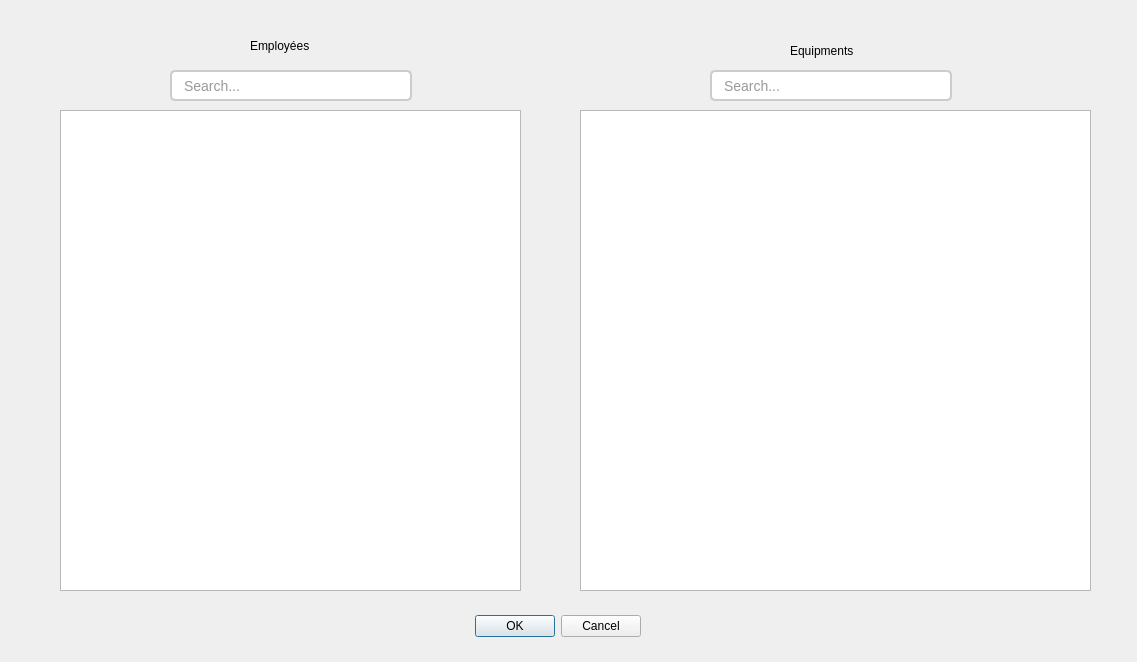
Qt form affectation.ui (HyperDarkmoon/TVEmpire) before a commit.
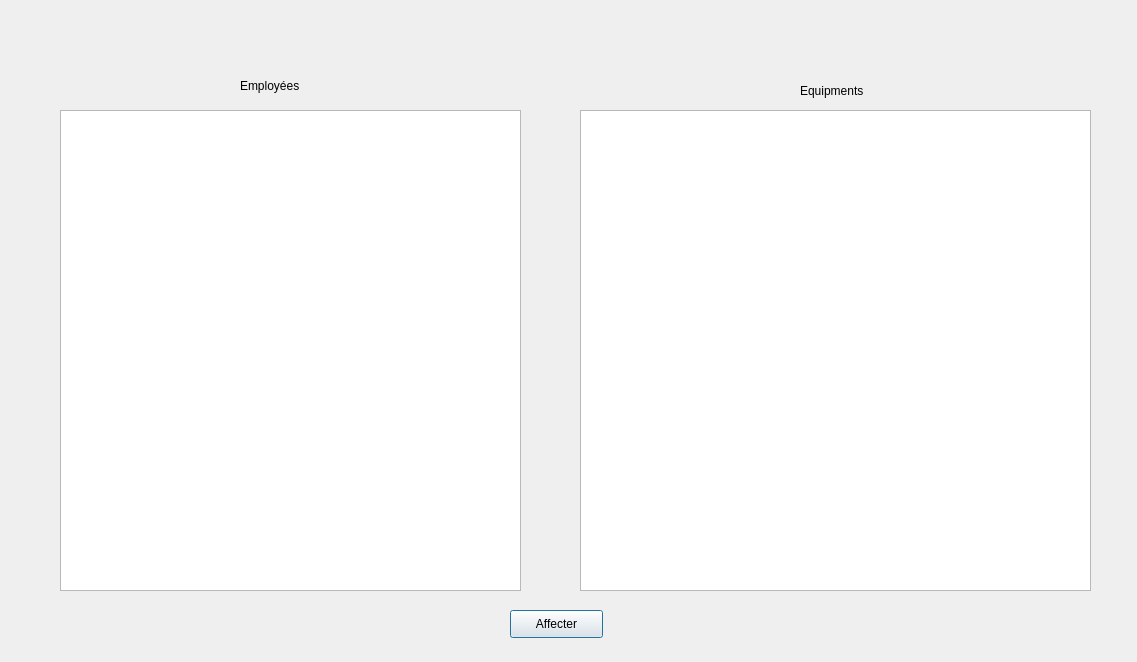
The same form after that commit.

Patch:
```diff
--- a/affectation.ui
+++ b/affectation.ui
@@ -13,23 +13,7 @@
   <property name="windowTitle">
    <string>Dialog</string>
   </property>
-  <widget class="QDialogButtonBox" name="buttonBox">
-   <property name="geometry">
-    <rect>
-     <x>470</x>
-     <y>610</y>
-     <width>171</width>
-     <height>32</height>
-    </rect>
-   </property>
-   <property name="orientation">
-    <enum>Qt::Horizontal</enum>
-   </property>
-   <property name="standardButtons">
-    <set>QDialogButtonBox::Cancel|QDialogButtonBox::Ok</set>
-   </property>
-  </widget>
-  <widget class="QTableWidget" name="tableWidget">
+  <widget class="QListWidget" name="listWidget">
    <property name="geometry">
     <rect>
      <x>60</x>
@@ -49,75 +33,11 @@
     </rect>
    </property>
   </widget>
-  <widget class="QLineEdit" name="search_input">
-   <property name="geometry">
-    <rect>
-     <x>170</x>
-     <y>70</y>
-     <width>242</width>
-     <height>31</height>
-    </rect>
-   </property>
-   <property name="styleSheet">
-    <string notr="true">QLineEdit {
-    background-color: #FFFFFF; /* Background color */
-    border: 2px solid #CCCCCC; /* Border color */
-    border-radius: 5px; /* Border radius */
-    padding: 7px 10px; /* Padding */
-    font-size: 14px; /* Font size */
-    color: #333333; /* Text color */
-}
-
-QLineEdit:hover {
-    border-color: #999999; /* Border color on hover */
-}
-
-QLineEdit:focus {
-    border-color: #0078D4; /* Border color when focused */
-}
-</string>
-   </property>
-   <property name="placeholderText">
-    <string>Search...</string>
-   </property>
-  </widget>
-  <widget class="QLineEdit" name="search_input_2">
-   <property name="geometry">
-    <rect>
-     <x>710</x>
-     <y>70</y>
-     <width>242</width>
-     <height>31</height>
-    </rect>
-   </property>
-   <property name="styleSheet">
-    <string notr="true">QLineEdit {
-    background-color: #FFFFFF; /* Background color */
-    border: 2px solid #CCCCCC; /* Border color */
-    border-radius: 5px; /* Border radius */
-    padding: 7px 10px; /* Padding */
-    font-size: 14px; /* Font size */
-    color: #333333; /* Text color */
-}
-
-QLineEdit:hover {
-    border-color: #999999; /* Border color on hover */
-}
-
-QLineEdit:focus {
-    border-color: #0078D4; /* Border color when focused */
-}
-</string>
-   </property>
-   <property name="placeholderText">
-    <string>Search...</string>
-   </property>
-  </widget>
   <widget class="QLabel" name="label">
    <property name="geometry">
     <rect>
-     <x>250</x>
-     <y>30</y>
+     <x>240</x>
+     <y>70</y>
      <width>61</width>
      <height>31</height>
     </rect>
@@ -129,8 +49,8 @@
   <widget class="QLabel" name="label_2">
    <property name="geometry">
     <rect>
-     <x>790</x>
-     <y>40</y>
+     <x>800</x>
+     <y>80</y>
      <width>71</width>
      <height>21</height>
     </rect>
@@ -139,6 +59,19 @@
     <string>Equipments</string>
    </property>
   </widget>
+  <widget class="QPushButton" name="pushButton">
+   <property name="geometry">
+    <rect>
+     <x>510</x>
+     <y>610</y>
+     <width>93</width>
+     <height>28</height>
+    </rect>
+   </property>
+   <property name="text">
+    <string>Affecter</string>
+   </property>
+  </widget>
  </widget>
  <resources/>
  <connections>
```
Left out of the diff: 37 changed lines with no effect on the pictures.
